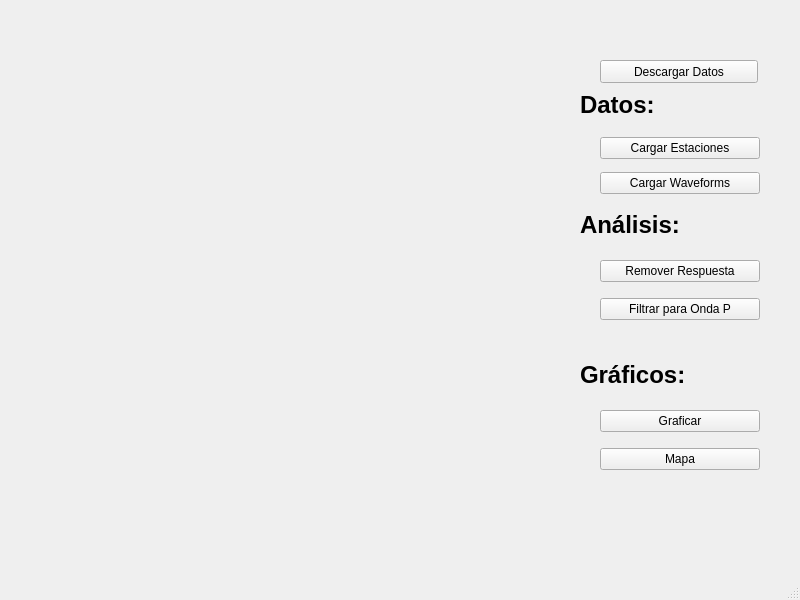
This is qt/interfaz/main_windows.ui in DanielOrtega94/Proyecto-Python-Cientifico as Qt 5 draws it before an edit. The edited form follows.
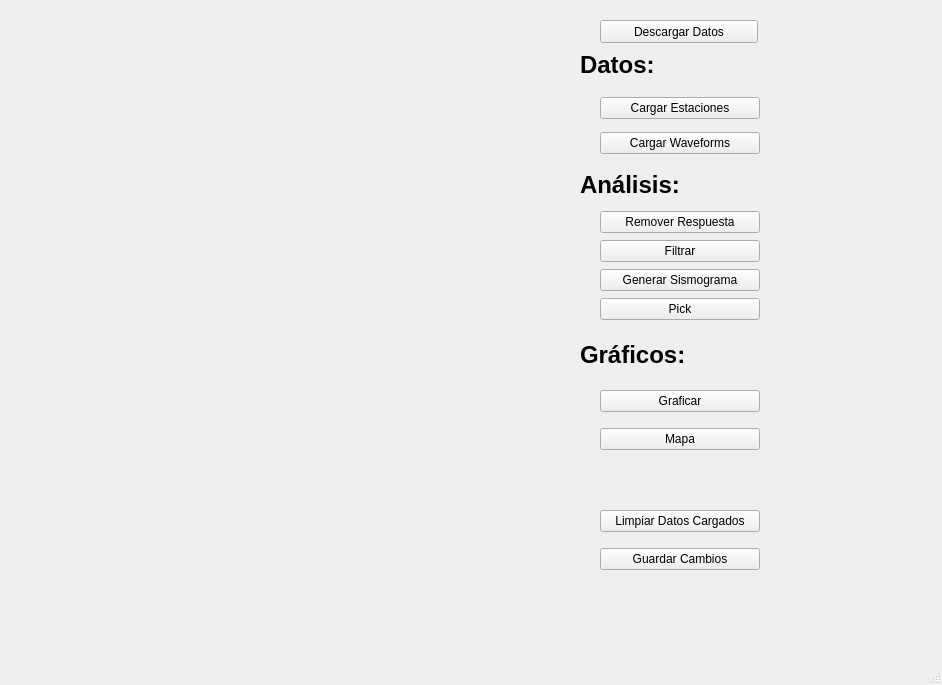
This is the edited form.

Diff of the .ui file:
```diff
--- a/qt/interfaz/main_windows.ui
+++ b/qt/interfaz/main_windows.ui
@@ -6,8 +6,8 @@
    <rect>
     <x>0</x>
     <y>0</y>
-    <width>800</width>
-    <height>600</height>
+    <width>942</width>
+    <height>685</height>
    </rect>
   </property>
   <property name="windowTitle">
@@ -18,7 +18,7 @@
     <property name="geometry">
      <rect>
       <x>600</x>
-      <y>130</y>
+      <y>90</y>
       <width>160</width>
       <height>71</height>
      </rect>
@@ -44,9 +44,9 @@
     <property name="geometry">
      <rect>
       <x>600</x>
-      <y>250</y>
+      <y>210</y>
       <width>160</width>
-      <height>80</height>
+      <height>112</height>
      </rect>
     </property>
     <layout class="QVBoxLayout" name="verticalLayout_2">
@@ -60,7 +60,21 @@
      <item>
       <widget class="QPushButton" name="filtrar_ondap_Button">
        <property name="text">
-        <string>Filtrar para Onda P</string>
+        <string>Filtrar</string>
+       </property>
+      </widget>
+     </item>
+     <item>
+      <widget class="QPushButton" name="sismograma_pushButton">
+       <property name="text">
+        <string>Generar Sismograma</string>
+       </property>
+      </widget>
+     </item>
+     <item>
+      <widget class="QPushButton" name="pick_pushButton">
+       <property name="text">
+        <string>Pick</string>
        </property>
       </widget>
      </item>
@@ -70,7 +84,7 @@
     <property name="geometry">
      <rect>
       <x>580</x>
-      <y>90</y>
+      <y>50</y>
       <width>121</width>
       <height>31</height>
      </rect>
@@ -83,7 +97,7 @@
     <property name="geometry">
      <rect>
       <x>580</x>
-      <y>210</y>
+      <y>170</y>
       <width>121</width>
       <height>31</height>
      </rect>
@@ -96,7 +110,7 @@
     <property name="geometry">
      <rect>
       <x>580</x>
-      <y>360</y>
+      <y>340</y>
       <width>121</width>
       <height>31</height>
      </rect>
@@ -109,7 +123,7 @@
     <property name="geometry">
      <rect>
       <x>600</x>
-      <y>400</y>
+      <y>380</y>
       <width>160</width>
       <height>80</height>
      </rect>
@@ -135,7 +149,7 @@
     <property name="geometry">
      <rect>
       <x>600</x>
-      <y>60</y>
+      <y>20</y>
       <width>158</width>
       <height>23</height>
      </rect>
@@ -144,6 +158,32 @@
      <string>Descargar Datos</string>
     </property>
    </widget>
+   <widget class="QWidget" name="verticalLayoutWidget_4">
+    <property name="geometry">
+     <rect>
+      <x>600</x>
+      <y>500</y>
+      <width>160</width>
+      <height>80</height>
+     </rect>
+    </property>
+    <layout class="QVBoxLayout" name="verticalLayout_4">
+     <item>
+      <widget class="QPushButton" name="limpiar_datos_pushButton">
+       <property name="text">
+        <string>Limpiar Datos Cargados</string>
+       </property>
+      </widget>
+     </item>
+     <item>
+      <widget class="QPushButton" name="guardar_cambios_pushButton">
+       <property name="text">
+        <string>Guardar Cambios</string>
+       </property>
+      </widget>
+     </item>
+    </layout>
+   </widget>
   </widget>
   <widget class="QMenuBar" name="menubar">
    <property name="geometry">
```
Left out of the diff: 2 changed lines with no effect on the pictures.
